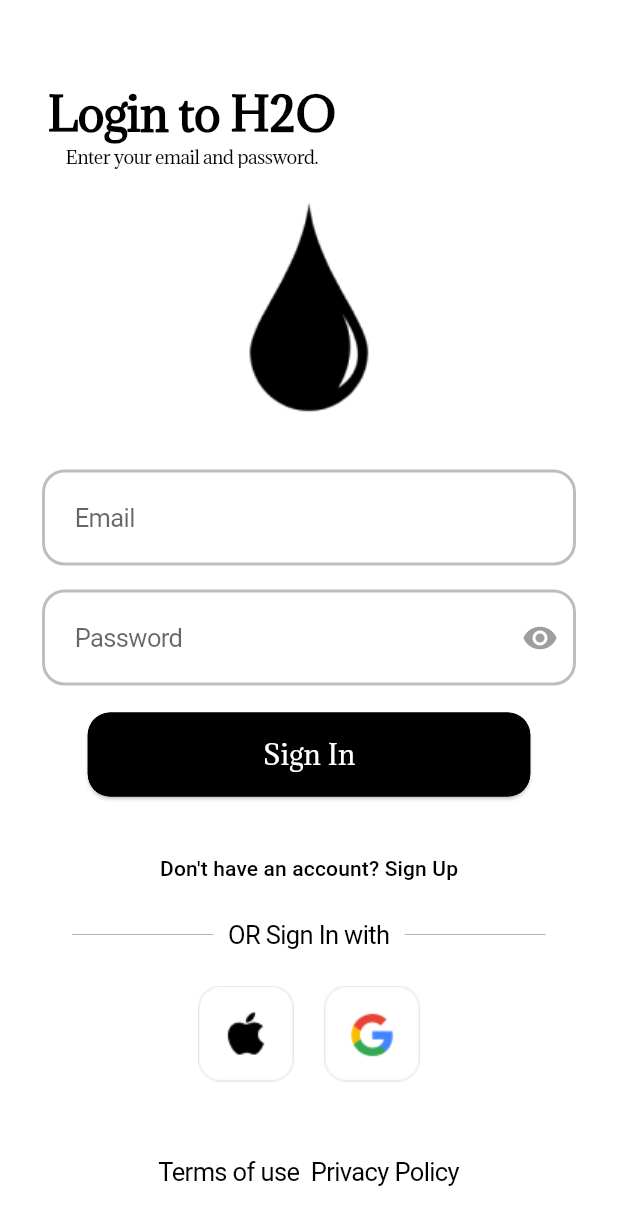
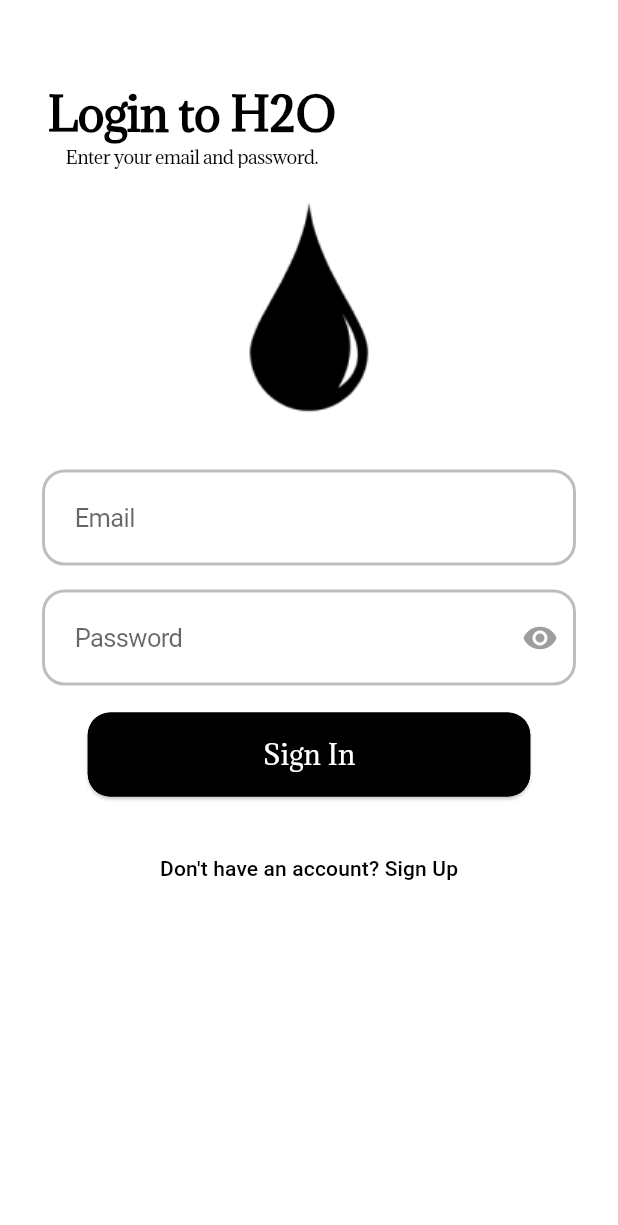
Before and after one commit to UjjanNoorillahi/H2O-frontend, a Flutter app: the screen it shows after launch, on a phone screen of 412 x 824 dp. Shown: the top 1225 px of the screen. Run offline on Flutter 3.47's test engine with Material 3 defaults, Android fonts, the phone set to English and light mode, and no system bars; our stand-ins replace dio, shared_preferences, socket_io_client, table_calendar, toastification; missing offline and left inert: flutter_stripe, image_card.

Commit message:
Removed static code

```diff
--- a/lib/screens/auth/login_screen.dart
+++ b/lib/screens/auth/login_screen.dart
@@ -152,8 +152,7 @@ class _LoginScreenState extends State<LoginScreen> {
         child: Center(
           child: Column(
             children: [
-              Container(
-                child: const Padding(
+              const Padding(
                   padding: EdgeInsets.only(left: 24, right: 180, top: 55),
                   child: Column(
                     children: [
@@ -181,7 +180,6 @@ class _LoginScreenState extends State<LoginScreen> {
                       ),
                     ],
                   )),
-              ),
 
               // const SizedBox(height: 100,),
               Image.asset("assets/logo/logo.png"),
@@ -279,56 +277,56 @@ class _LoginScreenState extends State<LoginScreen> {
                     "Don't have an account? Sign Up",
                     style: TextStyle(color: Colors.black),
                   )),
-              const SizedBox(
-                height: 10,
-              ),
-              Row(
-                mainAxisAlignment: MainAxisAlignment.center,
-                children: [
-                  Container(
-                    width: 94,
-                    height: 0.50,
-                    decoration: BoxDecoration(
-                      color: Colors.black.withOpacity(0.4000000059604645),
-                    ),
-                  ),
-                  const SizedBox(
-                    width: 10,
-                  ),
-                  const Text(
-                    "OR Sign In with",
-                    style: TextStyle(color: Colors.black),
-                  ),
-                  const SizedBox(
-                    width: 10,
-                  ),
-                  Container(
-                    width: 94,
-                    height: 0.50,
-                    decoration: BoxDecoration(
-                      color: Colors.black.withOpacity(0.4000000059604645),
-                    ),
-                  ),
-                ],
-              ),
-              const SizedBox(
-                height: 24,
-              ),
-              Row(
-                mainAxisAlignment: MainAxisAlignment.center,
-                children: [
-                  Image.asset("assets/logo/apple_icon.png"),
-                  const SizedBox(width: 20),
-                  Image.asset("assets/logo/google_icon.png"),
-                ],
-              ),
+              // const SizedBox(
+              //   height: 10,
+              // ),
+              // Row(
+              //   mainAxisAlignment: MainAxisAlignment.center,
+              //   children: [
+              //     Container(
+              //       width: 94,
+              //       height: 0.50,
+              //       decoration: BoxDecoration(
+              //         color: Colors.black.withOpacity(0.4000000059604645),
+              //       ),
+              //     ),
+              //     const SizedBox(
+              //       width: 10,
+              //     ),
+              //     const Text(
+              //       "OR Sign In with",
+              //       style: TextStyle(color: Colors.black),
+              //     ),
+              //     const SizedBox(
+              //       width: 10,
+              //     ),
+              //     Container(
+              //       width: 94,
+              //       height: 0.50,
+              //       decoration: BoxDecoration(
+              //         color: Colors.black.withOpacity(0.4000000059604645),
+              //       ),
+              //     ),
+              //   ],
+              // ),
+              // const SizedBox(
+              //   height: 24,
+              // ),
+              // Row(
+              //   mainAxisAlignment: MainAxisAlignment.center,
+              //   children: [
+              //     Image.asset("assets/logo/apple_icon.png"),
+              //     const SizedBox(width: 20),
+              //     Image.asset("assets/logo/google_icon.png"),
+              //   ],
+              // ),
 
-              const SizedBox(
-                height: 50,
-              ),
-              Container(
-                child: const Text("Terms of use  Privacy Policy"),
-              )
+              // const SizedBox(
+              //   height: 50,
+              // ),
+              // Container(
+              //   child: const Text("Terms of use  Privacy Policy"),
+              // )
             ],
           ),
         ),
```
Also changed, not shown: 3 other files. Lines whose indentation alone changed are shown as unchanged.
